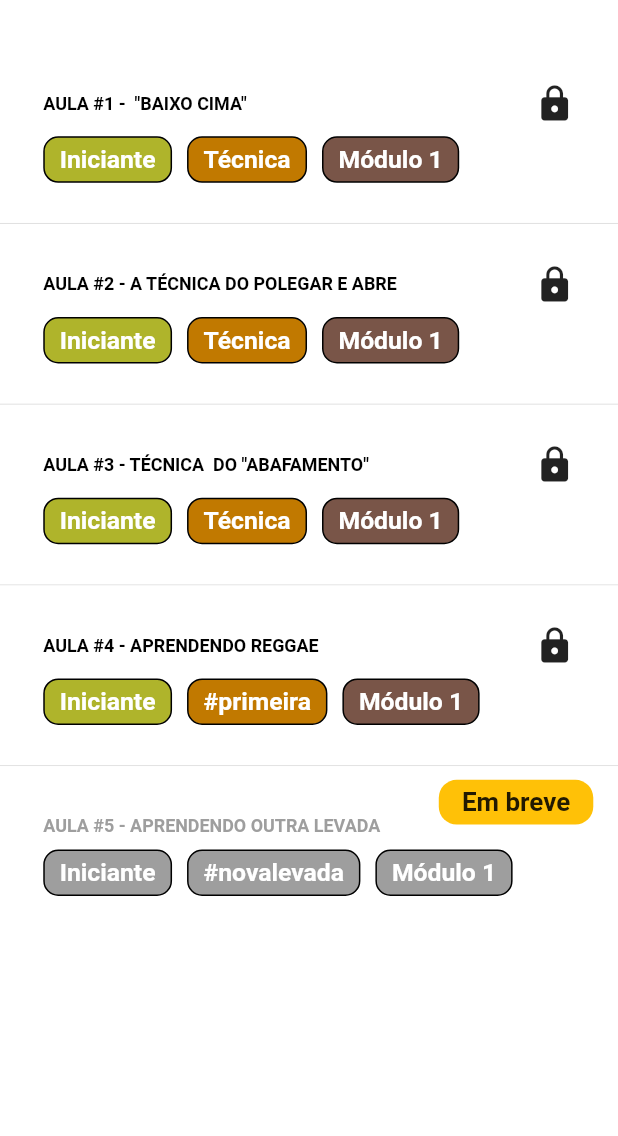
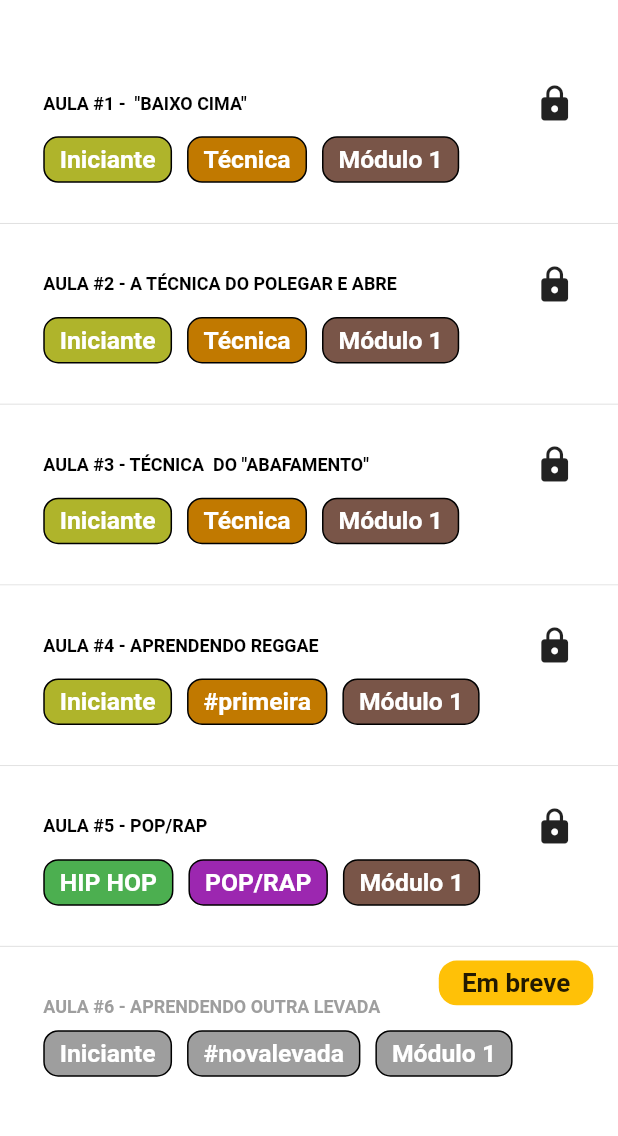
Before and after one commit to mateuspc/ritmos_violao_premium, a Flutter app: the PageCursoLevadas screen opened by its route, on a phone screen of 412 x 824 dp, the part 73-1209 px from its top. Run offline on Flutter 3.47's test engine with Material 2 defaults, Android fonts, the phone set to English and light mode, and no system bars; our stand-ins replace auto_size_text, cached_network_image, cloud_firestore, firebase_auth, firebase_core, flutter_svg and 9 more; missing offline and left inert: purchases_flutter; accounts and stored records are empty.

Commit message:
Adicionad nova video aula de levadas

```diff
--- a/lib/data/curso_levadas_data.dart
+++ b/lib/data/curso_levadas_data.dart
@@ -153,7 +153,42 @@ class CursoLevadasData {
 
     list.add(va4);
 
-    VideoAula va5 = VideoAula(titulo: "AULA #5 - APRENDENDO OUTRA LEVADA",
+    VideoAula va5 = VideoAula(titulo: "AULA #5 - POP/RAP",
+      subtitulo: "Aula de ritmo",
+      videoId: "NIBVHSvuoqE",
+      thumbnail: "https://img.youtube.com/vi/NIBVHSvuoqE/hqdefault.jpg",
+      destaques: [
+        "Nessa aula foi utilizado a tecnica de abafamento e baixo cima.",
+        "Pop rap também conhecido como hip hop, é um rap com uma forte influência da música pop(Fonte: Wikipédia).",
+        "Treine bastante até conseguir, volte o vídeo se for necessário."
+      ],
+      arrows: [
+        Arrow.down(),
+        Arrow.up()
+      ],
+      categorias: [
+        Categoria(
+            nome: 'HIP HOP',
+            backgroundColor: Colors.green,
+            borderColor: Colors.black,
+            textColor: Colors.white),
+        Categoria(
+            nome: 'POP/RAP',
+            backgroundColor: Colors.purple,
+            borderColor: Colors.black,
+            textColor: Colors.white),
+        Categoria(
+            nome: 'Módulo 1',
+            backgroundColor: forroColor,
+            borderColor: Colors.black,
+            textColor: Colors.white),
+      ],
+
+    );
+
+    list.add(va5);
+
+    VideoAula va6 = VideoAula(titulo: "AULA #6 - APRENDENDO OUTRA LEVADA",
       subtitulo: "Aula de ritmo",
       videoId: "7X7EYFCGR4Q",
       emBreve: true,
@@ -187,8 +222,7 @@ class CursoLevadasData {
 
     );
 
-    list.add(va5);
-
+    list.add(va6);
     return list;
 
   }
```
Also changed, not shown: pubspec.lock, 5 other files.
